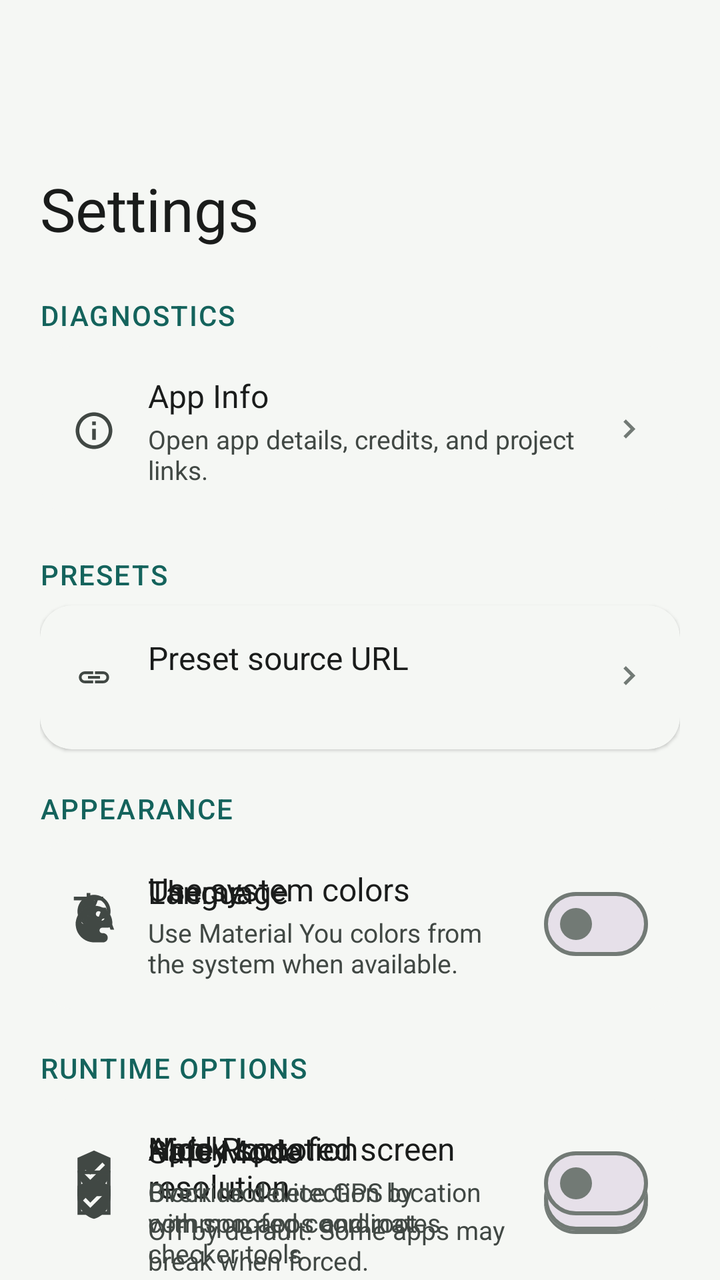
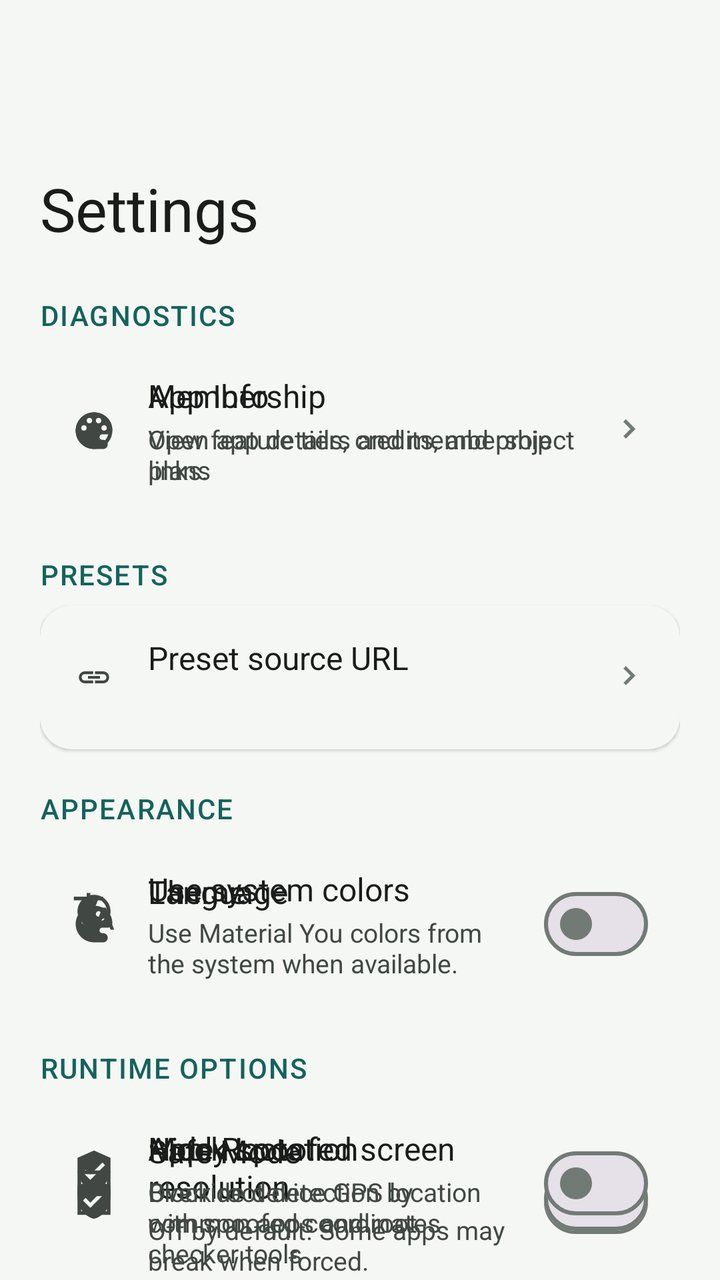

An Android layout rendered at two revisions. The XML below is the earlier revision; the diff shows what the commit changed to produce the second picture.
<!-- AndroidManifest.xml: application theme Theme.DeviceSpoofLab -->
<!-- res/layout/fragment_app_settings.xml -->
<?xml version="1.0" encoding="utf-8"?>
<androidx.coordinatorlayout.widget.CoordinatorLayout xmlns:android="http://schemas.android.com/apk/res/android"
    xmlns:app="http://schemas.android.com/apk/res-auto"
    android:layout_width="match_parent"
    android:layout_height="match_parent">

    <com.google.android.material.appbar.AppBarLayout
        android:layout_width="match_parent"
        android:layout_height="wrap_content"
        android:background="@android:color/transparent"
        android:elevation="0dp">

        <com.google.android.material.appbar.CollapsingToolbarLayout
            android:id="@+id/fragment_header_collapsing_toolbar"
            android:layout_width="match_parent"
            android:layout_height="132dp"
            android:background="@android:color/transparent"
            app:collapsedTitleGravity="start|center_vertical"
            app:collapsedTitleTextAppearance="@style/TextAppearance.DeviceSpoofLab.CollapsingCollapsed"
            app:contentScrim="?attr/colorSurfaceVariant"
            app:expandedTitleMarginStart="20dp"
            app:expandedTitleMarginEnd="20dp"
            app:expandedTitleMarginBottom="16dp"
            app:expandedTitleTextAppearance="@style/TextAppearance.DeviceSpoofLab.CollapsingExpanded"
            app:layout_scrollFlags="scroll|exitUntilCollapsed|snap"
            app:statusBarScrim="@android:color/transparent"
            app:title="@string/toolbar_app_settings">

            <com.google.android.material.appbar.MaterialToolbar
                android:layout_width="match_parent"
                android:layout_height="?attr/actionBarSize"
                android:background="@android:color/transparent"
                app:layout_collapseMode="pin" />
        </com.google.android.material.appbar.CollapsingToolbarLayout>
    </com.google.android.material.appbar.AppBarLayout>

    <androidx.core.widget.NestedScrollView
        android:layout_width="match_parent"
        android:layout_height="match_parent"
        android:clipToPadding="false"
        android:paddingStart="20dp"
        android:paddingTop="16dp"
        android:paddingEnd="20dp"
        android:paddingBottom="112dp"
        app:layout_behavior="@string/appbar_scrolling_view_behavior">

    <LinearLayout
        android:layout_width="match_parent"
        android:layout_height="wrap_content"
        android:orientation="vertical">

        <TextView
            style="@style/Widget.DeviceSpoofLab.SectionHeader"
            android:layout_width="match_parent"
            android:layout_height="wrap_content"
            android:text="@string/settings_diagnostics_title"
            android:paddingStart="0dp" />

        <com.google.android.material.card.MaterialCardView
            style="@style/Widget.DeviceSpoofLab.Card.Surface"
            android:layout_width="match_parent"
            android:layout_height="wrap_content"
            android:layout_marginTop="6dp"
            app:cardCornerRadius="16dp"
            app:cardElevation="1dp"
            app:strokeWidth="0dp">

        <LinearLayout
            android:id="@+id/open_real_info_row"
            android:layout_width="match_parent"
            android:layout_height="wrap_content"
            android:background="?attr/selectableItemBackground"
            android:clickable="true"
            android:focusable="true"
            android:foreground="?attr/selectableItemBackground"
            android:gravity="center_vertical"
            android:minHeight="72dp"
            android:orientation="horizontal"
            android:paddingStart="16dp"
            android:paddingEnd="16dp"
            android:paddingTop="14dp"
            android:paddingBottom="14dp">

            <ImageView
                android:layout_width="22dp"
                android:layout_height="22dp"
                android:contentDescription="@null"
                android:src="@drawable/ic_settings_diagnostics"
                app:tint="?attr/colorOnSurfaceVariant" />

            <LinearLayout
                android:layout_width="0dp"
                android:layout_height="wrap_content"
                android:layout_marginStart="16dp"
                android:layout_marginEnd="16dp"
                android:layout_weight="1"
                android:orientation="vertical">

                <TextView
                    android:layout_width="match_parent"
                    android:layout_height="wrap_content"
                    android:text="@string/settings_real_info_title"
                    android:textColor="?attr/colorOnSurface"
                    android:textSize="16sp" />

                <TextView
                    android:id="@+id/real_info_summary"
                    android:layout_width="match_parent"
                    android:layout_height="wrap_content"
                    android:layout_marginTop="2dp"
                    android:text="@string/settings_real_info_summary"
                    android:textColor="?attr/colorOnSurfaceVariant"
                    android:textSize="13sp" />
            </LinearLayout>

            <ImageView
                android:layout_width="20dp"
                android:layout_height="20dp"
                android:contentDescription="@null"
                android:src="@drawable/ic_settings_chevron"
                app:tint="?attr/colorOutline" />
        </LinearLayout>

        </com.google.android.material.card.MaterialCardView>

        <TextView
            style="@style/Widget.DeviceSpoofLab.SectionHeader"
            android:layout_width="match_parent"
            android:layout_height="wrap_content"
            android:layout_marginTop="20dp"
            android:text="@string/settings_presets_title"
            android:paddingStart="0dp" />

        <com.google.android.material.card.MaterialCardView
            style="@style/Widget.DeviceSpoofLab.Card.Surface"
            android:layout_width="match_parent"
            android:layout_height="wrap_content"
            android:layout_marginTop="6dp"
            app:cardCornerRadius="16dp"
            app:cardElevation="1dp"
            app:strokeWidth="0dp">

        <LinearLayout
            android:id="@+id/preset_source_row"
            android:layout_width="match_parent"
            android:layout_height="wrap_content"
            android:background="?attr/selectableItemBackground"
            android:clickable="true"
            android:focusable="true"
            android:foreground="?attr/selectableItemBackground"
            android:gravity="center_vertical"
            android:minHeight="72dp"
            android:orientation="horizontal"
            android:paddingStart="16dp"
            android:paddingEnd="16dp"
            android:paddingTop="14dp"
            android:paddingBottom="14dp">

            <ImageView
                android:layout_width="22dp"
                android:layout_height="22dp"
                android:contentDescription="@null"
                android:src="@drawable/ic_settings_source"
                app:tint="?attr/colorOnSurfaceVariant" />

            <LinearLayout
                android:layout_width="0dp"
                android:layout_height="wrap_content"
                android:layout_marginStart="16dp"
                android:layout_weight="1"
                android:orientation="vertical">

                <TextView
                    android:layout_width="match_parent"
                    android:layout_height="wrap_content"
                    android:text="@string/settings_preset_source_title"
                    android:textColor="?attr/colorOnSurface"
                    android:textSize="16sp" />

                <TextView
                    android:id="@+id/preset_source_summary"
                    android:layout_width="match_parent"
                    android:layout_height="wrap_content"
                    android:layout_marginTop="2dp"
                    android:textColor="?attr/colorOnSurfaceVariant"
                    android:textSize="13sp" />
            </LinearLayout>

            <ImageView
                android:layout_width="20dp"
                android:layout_height="20dp"
                android:contentDescription="@null"
                android:src="@drawable/ic_settings_chevron"
                app:tint="?attr/colorOutline" />
        </LinearLayout>

        </com.google.android.material.card.MaterialCardView>

        <TextView
            style="@style/Widget.DeviceSpoofLab.SectionHeader"
            android:layout_width="match_parent"
            android:layout_height="wrap_content"
            android:layout_marginTop="20dp"
            android:text="@string/settings_appearance_title"
            android:paddingStart="0dp" />

        <com.google.android.material.card.MaterialCardView
            style="@style/Widget.DeviceSpoofLab.Card.Surface"
            android:layout_width="match_parent"
            android:layout_height="wrap_content"
            android:layout_marginTop="6dp"
            app:cardCornerRadius="16dp"
            app:cardElevation="1dp"
            app:strokeWidth="0dp">

        <LinearLayout
            android:id="@+id/theme_row"
            android:layout_width="match_parent"
            android:layout_height="wrap_content"
            android:background="?attr/selectableItemBackground"
            android:clickable="true"
            android:focusable="true"
            android:foreground="?attr/selectableItemBackground"
            android:gravity="center_vertical"
            android:minHeight="72dp"
            android:orientation="horizontal"
            android:paddingStart="16dp"
            android:paddingEnd="16dp"
            android:paddingTop="14dp"
            android:paddingBottom="14dp">

            <ImageView
                android:layout_width="22dp"
                android:layout_height="22dp"
                android:contentDescription="@null"
                android:src="@drawable/ic_settings_theme"
                app:tint="?attr/colorOnSurfaceVariant" />

            <LinearLayout
                android:layout_width="0dp"
                android:layout_height="wrap_content"
                android:layout_marginStart="16dp"
                android:layout_weight="1"
                android:orientation="vertical">

                <TextView
                    android:layout_width="match_parent"
                    android:layout_height="wrap_content"
                    android:text="@string/settings_theme_title"
                    android:textColor="?attr/colorOnSurface"
                    android:textSize="16sp" />

                <TextView
                    android:id="@+id/theme_summary"
                    android:layout_width="match_parent"
                    android:layout_height="wrap_content"
                    android:layout_marginTop="2dp"
                    android:textColor="?attr/colorOnSurfaceVariant"
                    android:textSize="13sp" />
            </LinearLayout>

            <ImageView
                android:layout_width="20dp"
                android:layout_height="20dp"
                android:contentDescription="@null"
                android:src="@drawable/ic_settings_chevron"
                app:tint="?attr/colorOutline" />
        </LinearLayout>

        <LinearLayout
            android:id="@+id/language_row"
            android:layout_width="match_parent"
            android:layout_height="wrap_content"
            android:background="?attr/selectableItemBackground"
            android:clickable="true"
            android:focusable="true"
            android:foreground="?attr/selectableItemBackground"
            android:gravity="center_vertical"
            android:minHeight="72dp"
            android:orientation="horizontal"
            android:paddingStart="16dp"
            android:paddingEnd="16dp"
            android:paddingTop="14dp"
            android:paddingBottom="14dp">

            <ImageView
                android:layout_width="22dp"
                android:layout_height="22dp"
                android:contentDescription="@null"
                android:src="@drawable/ic_settings_language"
                app:tint="?attr/colorOnSurfaceVariant" />

            <LinearLayout
                android:layout_width="0dp"
                android:layout_height="wrap_content"
                android:layout_marginStart="16dp"
                android:layout_weight="1"
                android:orientation="vertical">

                <TextView
                    android:layout_width="match_parent"
                    android:layout_height="wrap_content"
                    android:text="@string/settings_language_title"
                    android:textColor="?attr/colorOnSurface"
                    android:textSize="16sp" />

                <TextView
                    android:id="@+id/language_summary"
                    android:layout_width="match_parent"
                    android:layout_height="wrap_content"
                    android:layout_marginTop="2dp"
                    android:textColor="?attr/colorOnSurfaceVariant"
                    android:textSize="13sp" />
            </LinearLayout>

            <ImageView
                android:layout_width="20dp"
                android:layout_height="20dp"
                android:contentDescription="@null"
                android:src="@drawable/ic_settings_chevron"
                app:tint="?attr/colorOutline" />
        </LinearLayout>

        <LinearLayout
            android:id="@+id/system_colors_row"
            android:layout_width="match_parent"
            android:layout_height="wrap_content"
            android:background="?attr/selectableItemBackground"
            android:clickable="true"
            android:focusable="true"
            android:foreground="?attr/selectableItemBackground"
            android:gravity="center_vertical"
            android:minHeight="72dp"
            android:orientation="horizontal"
            android:paddingStart="16dp"
            android:paddingEnd="16dp"
            android:paddingTop="14dp"
            android:paddingBottom="14dp">

            <ImageView
                android:layout_width="22dp"
                android:layout_height="22dp"
                android:contentDescription="@null"
                android:src="@drawable/ic_settings_colors"
                app:tint="?attr/colorOnSurfaceVariant" />

            <LinearLayout
                android:layout_width="0dp"
                android:layout_height="wrap_content"
                android:layout_marginStart="16dp"
                android:layout_marginEnd="16dp"
                android:layout_weight="1"
                android:orientation="vertical">

                <TextView
                    android:layout_width="match_parent"
                    android:layout_height="wrap_content"
                    android:text="@string/settings_system_colors_title"
                    android:textColor="?attr/colorOnSurface"
                    android:textSize="16sp" />

                <TextView
                    android:layout_width="match_parent"
                    android:layout_height="wrap_content"
                    android:layout_marginTop="2dp"
                    android:text="@string/settings_system_colors_summary"
                    android:textColor="?attr/colorOnSurfaceVariant"
                    android:textSize="13sp" />
            </LinearLayout>

            <com.google.android.material.materialswitch.MaterialSwitch
                android:id="@+id/system_colors_switch"
                android:layout_width="wrap_content"
                android:layout_height="wrap_content"
                android:layout_marginStart="8dp"
                android:saveEnabled="false" />
        </LinearLayout>

        <LinearLayout
            android:id="@+id/color_style_row"
            android:layout_width="match_parent"
            android:layout_height="wrap_content"
            android:background="?attr/selectableItemBackground"
            android:clickable="true"
            android:focusable="true"
            android:foreground="?attr/selectableItemBackground"
            android:gravity="center_vertical"
            android:minHeight="72dp"
            android:orientation="horizontal"
            android:paddingStart="16dp"
            android:paddingEnd="16dp"
            android:paddingTop="14dp"
            android:paddingBottom="14dp"
            android:visibility="gone">

            <ImageView
                android:layout_width="22dp"
                android:layout_height="22dp"
                android:contentDescription="@null"
                android:src="@drawable/ic_settings_colors"
                app:tint="?attr/colorOnSurfaceVariant" />

            <LinearLayout
                android:layout_width="0dp"
                android:layout_height="wrap_content"
                android:layout_marginStart="16dp"
                android:layout_weight="1"
                android:orientation="vertical">

                <TextView
                    android:layout_width="match_parent"
                    android:layout_height="wrap_content"
                    android:text="@string/settings_color_style_title"
                    android:textColor="?attr/colorOnSurface"
                    android:textSize="16sp" />

                <TextView
                    android:id="@+id/color_style_summary"
                    android:layout_width="match_parent"
                    android:layout_height="wrap_content"
                    android:layout_marginTop="2dp"
                    android:textColor="?attr/colorOnSurfaceVariant"
                    android:textSize="13sp" />
            </LinearLayout>

            <ImageView
                android:layout_width="20dp"
                android:layout_height="20dp"
                android:contentDescription="@null"
                android:src="@drawable/ic_settings_chevron"
                app:tint="?attr/colorOutline" />
        </LinearLayout>

        </com.google.android.material.card.MaterialCardView>

        <TextView
            style="@style/Widget.DeviceSpoofLab.SectionHeader"
            android:layout_width="match_parent"
            android:layout_height="wrap_content"
            android:layout_marginTop="20dp"
            android:text="@string/settings_runtime_title"
            android:paddingStart="0dp" />

        <com.google.android.material.card.MaterialCardView
            style="@style/Widget.DeviceSpoofLab.Card.Surface"
            android:layout_width="match_parent"
            android:layout_height="wrap_content"
            android:layout_marginTop="6dp"
            app:cardCornerRadius="16dp"
            app:cardElevation="1dp"
            app:strokeWidth="0dp">

        <LinearLayout
            android:id="@+id/resolution_row"
            android:layout_width="match_parent"
            android:layout_height="wrap_content"
            android:background="?attr/selectableItemBackground"
            android:clickable="true"
            android:focusable="true"
            android:foreground="?attr/selectableItemBackground"
            android:gravity="center_vertical"
            android:minHeight="72dp"
            android:orientation="horizontal"
            android:paddingStart="16dp"
            android:paddingEnd="16dp"
            android:paddingTop="14dp"
            android:paddingBottom="14dp">

            <ImageView
                android:layout_width="22dp"
                android:layout_height="22dp"
                android:contentDescription="@null"
                android:src="@drawable/ic_settings_resolution"
                app:tint="?attr/colorOnSurfaceVariant" />

            <LinearLayout
                android:layout_width="0dp"
                android:layout_height="wrap_content"
                android:layout_marginStart="16dp"
                android:layout_weight="1"
                android:orientation="vertical">

                <TextView
                    android:layout_width="match_parent"
                    android:layout_height="wrap_content"
                    android:text="@string/settings_resolution_title"
                    android:textColor="?attr/colorOnSurface"
                    android:textSize="16sp" />

                <TextView
                    android:layout_width="match_parent"
                    android:layout_height="wrap_content"
                    android:layout_marginTop="2dp"
                    android:text="@string/settings_resolution_summary"
                    android:textColor="?attr/colorOnSurfaceVariant"
                    android:textSize="13sp" />
            </LinearLayout>

            <com.google.android.material.materialswitch.MaterialSwitch
                android:id="@+id/resolution_switch"
                android:layout_width="wrap_content"
                android:layout_height="wrap_content"
                android:layout_marginStart="8dp"
                android:saveEnabled="false" />
        </LinearLayout>

        <LinearLayout
            android:id="@+id/safe_mode_row"
            android:layout_width="match_parent"
            android:layout_height="wrap_content"
            android:background="?attr/selectableItemBackground"
            android:clickable="true"
            android:focusable="true"
            android:foreground="?attr/selectableItemBackground"
            android:gravity="center_vertical"
            android:minHeight="72dp"
            android:orientation="horizontal"
            android:paddingStart="16dp"
            android:paddingEnd="16dp"
            android:paddingTop="14dp"
            android:paddingBottom="14dp">

            <ImageView
                android:layout_width="22dp"
                android:layout_height="22dp"
                android:contentDescription="@null"
                android:src="@drawable/ic_settings_safe_mode"
                app:tint="?attr/colorOnSurfaceVariant" />

            <LinearLayout
                android:layout_width="0dp"
                android:layout_height="wrap_content"
                android:layout_marginStart="16dp"
                android:layout_weight="1"
                android:orientation="vertical">

                <TextView
                    android:layout_width="match_parent"
                    android:layout_height="wrap_content"
                    android:text="@string/settings_safe_mode_title"
                    android:textColor="?attr/colorOnSurface"
                    android:textSize="16sp" />

                <TextView
                    android:id="@+id/safe_mode_summary"
                    android:layout_width="match_parent"
                    android:layout_height="wrap_content"
                    android:layout_marginTop="2dp"
                    android:textColor="?attr/colorOnSurfaceVariant"
                    android:textSize="13sp" />
            </LinearLayout>

            <ImageView
                android:layout_width="20dp"
                android:layout_height="20dp"
                android:contentDescription="@null"
                android:src="@drawable/ic_settings_chevron"
                app:tint="?attr/colorOutline" />
        </LinearLayout>

        <LinearLayout
            android:id="@+id/hide_root_row"
            android:layout_width="match_parent"
            android:layout_height="wrap_content"
            android:background="?attr/selectableItemBackground"
            android:clickable="true"
            android:focusable="true"
            android:foreground="?attr/selectableItemBackground"
            android:gravity="center_vertical"
            android:minHeight="72dp"
            android:orientation="horizontal"
            android:paddingStart="16dp"
            android:paddingEnd="16dp"
            android:paddingTop="14dp"
            android:paddingBottom="14dp">

            <ImageView
                android:layout_width="22dp"
                android:layout_height="22dp"
                android:contentDescription="@null"
                android:src="@drawable/ic_settings_safe_mode"
                app:tint="?attr/colorOnSurfaceVariant" />

            <LinearLayout
                android:layout_width="0dp"
                android:layout_height="wrap_content"
                android:layout_marginStart="16dp"
                android:layout_marginEnd="16dp"
                android:layout_weight="1"
                android:orientation="vertical">

                <TextView
                    android:layout_width="match_parent"
                    android:layout_height="wrap_content"
                    android:text="@string/settings_hide_root"
                    android:textColor="?attr/colorOnSurface"
                    android:textSize="16sp" />

                <TextView
                    android:layout_width="match_parent"
                    android:layout_height="wrap_content"
                    android:layout_marginTop="2dp"
                    android:text="@string/settings_hide_root_summary"
                    android:textColor="?attr/colorOnSurfaceVariant"
                    android:textSize="13sp" />
            </LinearLayout>

            <com.google.android.material.materialswitch.MaterialSwitch
                android:id="@+id/hide_root_switch"
                android:layout_width="wrap_content"
                android:layout_height="wrap_content"
                android:layout_marginStart="8dp"
                android:saveEnabled="false" />
        </LinearLayout>

        <LinearLayout
            android:id="@+id/mock_location_row"
            android:layout_width="match_parent"
            android:layout_height="wrap_content"
            android:background="?attr/selectableItemBackground"
            android:clickable="true"
            android:focusable="true"
            android:foreground="?attr/selectableItemBackground"
            android:gravity="center_vertical"
            android:minHeight="72dp"
            android:orientation="horizontal"
            android:paddingStart="16dp"
            android:paddingEnd="16dp"
            android:paddingTop="14dp"
            android:paddingBottom="14dp">

            <ImageView
                android:layout_width="22dp"
                android:layout_height="22dp"
                android:contentDescription="@null"
                android:src="@drawable/ic_settings_resolution"
                app:tint="?attr/colorOnSurfaceVariant" />

            <LinearLayout
                android:layout_width="0dp"
                android:layout_height="wrap_content"
                android:layout_marginStart="16dp"
                android:layout_marginEnd="16dp"
                android:layout_weight="1"
                android:orientation="vertical">

                <TextView
                    android:layout_width="match_parent"
                    android:layout_height="wrap_content"
                    android:text="@string/settings_mock_location"
                    android:textColor="?attr/colorOnSurface"
                    android:textSize="16sp" />

                <TextView
                    android:layout_width="match_parent"
                    android:layout_height="wrap_content"
                    android:layout_marginTop="2dp"
                    android:text="@string/settings_mock_location_summary"
                    android:textColor="?attr/colorOnSurfaceVariant"
                    android:textSize="13sp" />
            </LinearLayout>

            <com.google.android.material.materialswitch.MaterialSwitch
                android:id="@+id/mock_location_switch"
                android:layout_width="wrap_content"
                android:layout_height="wrap_content"
                android:layout_marginStart="8dp"
                android:saveEnabled="false" />
        </LinearLayout>

        </com.google.android.material.card.MaterialCardView>
    </LinearLayout>
    </androidx.core.widget.NestedScrollView>
</androidx.coordinatorlayout.widget.CoordinatorLayout>
<!-- resources referenced by this layout -->
<resources>
  <string name="settings_appearance_title">Appearance</string>
  <string name="settings_color_style_title">Color style</string>
  <string name="settings_diagnostics_title">Diagnostics</string>
  <string name="settings_hide_root">Hide Root</string>
  <string name="settings_hide_root_summary">Block root detection by common apps and root checker tools</string>
  <string name="settings_language_title">Language</string>
  <string name="settings_mock_location">Mock Location</string>
  <string name="settings_mock_location_summary">Override device GPS location with spoofed coordinates</string>
  <string name="settings_preset_source_title">Preset source URL</string>
  <string name="settings_presets_title">Presets</string>
  <string name="settings_real_info_summary">Open app details, credits, and project links.</string>
  <string name="settings_real_info_title">App Info</string>
  <string name="settings_resolution_summary">Off by default. Some apps may break when forced.</string>
  <string name="settings_resolution_title">Apply spoofed screen resolution</string>
  <string name="settings_runtime_title">Runtime Options</string>
  <string name="settings_safe_mode_title">Safe Mode</string>
  <string name="settings_system_colors_summary">Use Material You colors from the system when available.</string>
  <string name="settings_system_colors_title">Use system colors</string>
  <string name="settings_theme_title">Theme</string>
  <string name="toolbar_app_settings">Settings</string>
  <style name="TextAppearance.DeviceSpoofLab.CollapsingCollapsed" parent="TextAppearance.Material3.TitleLarge">
          <item name="android:textSize">20sp</item>
          <item name="android:textColor">?attr/colorOnBackground</item>
          <item name="android:fontFamily">sans-serif-medium</item>
      </style>
  <style name="TextAppearance.DeviceSpoofLab.CollapsingExpanded" parent="TextAppearance.Material3.HeadlineLarge">
          <item name="android:textSize">30sp</item>
          <item name="android:textColor">?attr/colorOnBackground</item>
          <item name="android:fontFamily">sans-serif-medium</item>
      </style>
  <style name="Widget.DeviceSpoofLab.Card.Surface" parent="Widget.Material3.CardView.Outlined">
          <item name="cardBackgroundColor">?android:attr/colorBackground</item>
          <item name="cardElevation">1dp</item>
          <item name="cardCornerRadius">16dp</item>
          <item name="strokeColor">?attr/colorOutlineVariant</item>
          <item name="strokeWidth">1dp</item>
      </style>
  <style name="Widget.DeviceSpoofLab.SectionHeader" parent="TextAppearance.Material3.LabelLarge">
          <item name="android:textAllCaps">true</item>
          <item name="android:textColor">?attr/colorPrimary</item>
          <item name="android:letterSpacing">0.05</item>
          <item name="android:fontFamily">sans-serif-medium</item>
      </style>
  <color name="dsl_primary">#14635C</color>
  <color name="dsl_on_primary">#FFFFFF</color>
  <color name="dsl_primary_container">#B8E8DF</color>
  <color name="dsl_on_primary_container">#00201D</color>
  <color name="dsl_secondary">#566B66</color>
  <color name="dsl_on_secondary">#FFFFFF</color>
  <color name="dsl_secondary_container">#D8ECE6</color>
  <color name="dsl_on_secondary_container">#121F1C</color>
  <color name="dsl_tertiary">#A85C2A</color>
  <color name="dsl_on_tertiary">#FFFFFF</color>
  <color name="dsl_background">#F5F7F4</color>
  <color name="dsl_on_background">#1A1C1B</color>
  <color name="dsl_surface">#FFFFFF</color>
  <color name="dsl_on_surface">#1A1C1B</color>
  <color name="dsl_surface_variant">#E3E8E3</color>
  <color name="dsl_on_surface_variant">#414844</color>
  <color name="dsl_outline">#727A75</color>
  <color name="dsl_outline_variant">#C1C8C3</color>
  <color name="dsl_error">#BA1A1A</color>
</resources>

<!-- the commit's change to res/layout/fragment_app_settings.xml (unified diff, before → after) -->
@@ -121,6 +121,62 @@
                 app:tint="?attr/colorOutline" />
         </LinearLayout>
 
+        <LinearLayout
+            android:id="@+id/pricing_row"
+            android:layout_width="match_parent"
+            android:layout_height="wrap_content"
+            android:background="?attr/selectableItemBackground"
+            android:clickable="true"
+            android:focusable="true"
+            android:foreground="?attr/selectableItemBackground"
+            android:gravity="center_vertical"
+            android:minHeight="72dp"
+            android:orientation="horizontal"
+            android:paddingStart="16dp"
+            android:paddingEnd="16dp"
+            android:paddingTop="14dp"
+            android:paddingBottom="14dp">
+
+            <ImageView
+                android:layout_width="22dp"
+                android:layout_height="22dp"
+                android:contentDescription="@null"
+                android:src="@drawable/ic_settings_colors"
+                app:tint="?attr/colorOnSurfaceVariant" />
+
+            <LinearLayout
+                android:layout_width="0dp"
+                android:layout_height="wrap_content"
+                android:layout_marginStart="16dp"
+                android:layout_marginEnd="16dp"
+                android:layout_weight="1"
+                android:orientation="vertical">
+
+                <TextView
+                    android:layout_width="match_parent"
+                    android:layout_height="wrap_content"
+                    android:text="@string/settings_pricing_title"
+                    android:textColor="?attr/colorOnSurface"
+                    android:textSize="16sp" />
+
+                <TextView
+                    android:id="@+id/pricing_summary"
+                    android:layout_width="match_parent"
+                    android:layout_height="wrap_content"
+                    android:layout_marginTop="2dp"
+                    android:text="@string/settings_pricing_summary"
+                    android:textColor="?attr/colorOnSurfaceVariant"
+                    android:textSize="13sp" />
+            </LinearLayout>
+
+            <ImageView
+                android:layout_width="20dp"
+                android:layout_height="20dp"
+                android:contentDescription="@null"
+                android:src="@drawable/ic_settings_chevron"
+                app:tint="?attr/colorOutline" />
+        </LinearLayout>
+
         </com.google.android.material.card.MaterialCardView>
 
         <TextView
<!-- resource entries referenced after the edit -->
@@ -10,6 +10,8 @@
   <string name="settings_mock_location_summary">Override device GPS location with spoofed coordinates</string>
   <string name="settings_preset_source_title">Preset source URL</string>
   <string name="settings_presets_title">Presets</string>
+  <string name="settings_pricing_summary">View feature tiers and membership plans</string>
+  <string name="settings_pricing_title">Membership</string>
   <string name="settings_real_info_summary">Open app details, credits, and project links.</string>
   <string name="settings_real_info_title">App Info</string>
   <string name="settings_resolution_summary">Off by default. Some apps may break when forced.</string>
